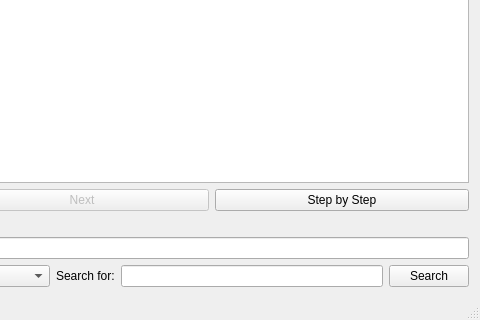
Before: the Qt Designer form bstviewer.ui in wiremanb/tree-view, drawn with Qt 5; both pictures show x 316 to 796 and y 408 to 728 of the 796 by 728 pixel window.
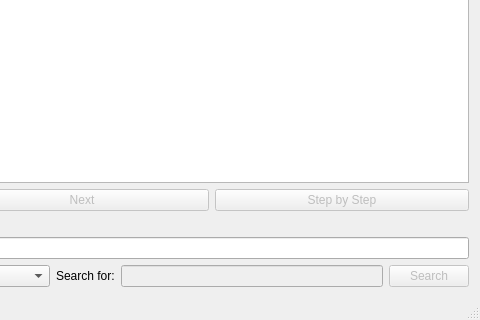
After: the same form once the commit is applied.

Commit message: 1. Fixed error of lines not being drawn 2. Moved everything back to automatically being drawn. Also, disabled some buttons for the features we do not have (yet)

Patch:
```diff
--- a/bstviewer.ui
+++ b/bstviewer.ui
@@ -62,10 +62,17 @@
        </widget>
       </item>
       <item>
-       <widget class="QLineEdit" name="searchFor"/>
+       <widget class="QLineEdit" name="searchFor">
+        <property name="enabled">
+         <bool>false</bool>
+        </property>
+       </widget>
       </item>
       <item>
        <widget class="QPushButton" name="searchButton">
+        <property name="enabled">
+         <bool>false</bool>
+        </property>
         <property name="text">
          <string>Search</string>
         </property>
@@ -117,6 +124,9 @@
         </item>
         <item>
          <widget class="QPushButton" name="stepbystepButton">
+          <property name="enabled">
+           <bool>false</bool>
+          </property>
           <property name="text">
            <string>Step by Step</string>
           </property>
```
The commit also changes 2 other files.
